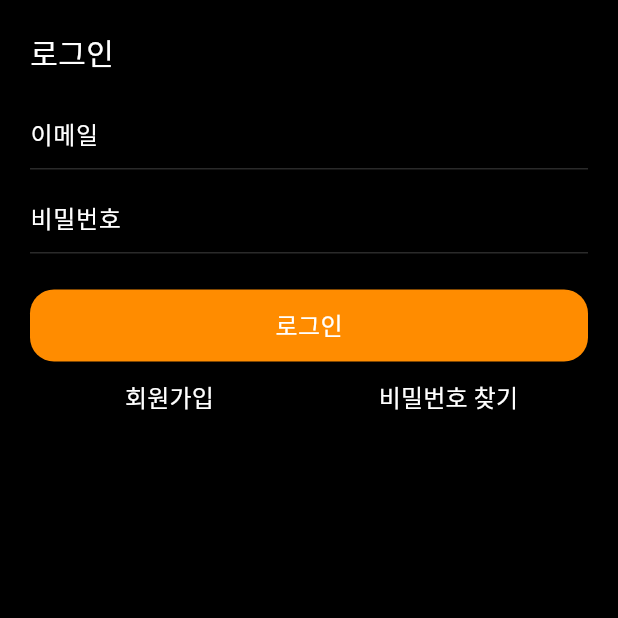
After one commit to idstudent/stamp_way_flutter, a Flutter app: the screen it shows after launch, item 3 of the bottom bar chosen, after a tap on "로그인이 필요해요", on a phone screen of 412 x 824 dp, the top half of it. The commit adds this screen. Run offline on Flutter 3.47's test engine with Material 3 defaults, Android fonts, the phone set to English and light mode, and no system bars; our stand-ins replace cloud_firestore, dio, firebase_auth, firebase_core, flutter_dotenv, flutter_riverpod and 6 more; accounts and stored records are empty; Roboto replaces fonts that are missing (noto_extra_bold, noto_regular).

Commit message:
로그인 페이지 ui만 작업

```diff
--- /dev/null
+++ b/lib/pages/login_page.dart
@@ -0,0 +1,118 @@
+import 'package:flutter/material.dart';
+import 'package:flutter_riverpod/flutter_riverpod.dart';
+import 'package:stamp_way_flutter/colors/app_colors.dart';
+import 'package:stamp_way_flutter/font_styles/app_text_style.dart';
+
+class LoginPage extends ConsumerStatefulWidget {
+  const LoginPage({super.key});
+
+  @override
+  ConsumerState<LoginPage> createState() => _LoginPageState();
+}
+
+class _LoginPageState extends ConsumerState<LoginPage> {
+  final emailController = TextEditingController();
+  final passwordController = TextEditingController();
+
+  @override
+  Widget build(BuildContext context) {
+    return Scaffold(
+      body: SafeArea(
+        child: Padding(
+          padding: const EdgeInsets.all(20),
+          child: Column(
+            crossAxisAlignment: CrossAxisAlignment.start,
+            children: [
+              Text(
+                '로그인',
+                style: AppTextStyle.fontSize20WhiteExtraBold,
+              ),
+              const SizedBox(height: 16,),
+
+              TextFormField(
+                decoration: InputDecoration(
+                  border: InputBorder.none,
+                  enabledBorder: UnderlineInputBorder(
+                    borderSide: BorderSide(color: AppColors.color2a2a2a)
+                  ),
+                  focusedBorder: UnderlineInputBorder(
+                    borderSide: BorderSide(color: AppColors.white)
+                  ),
+                  hintText: '이메일',
+                  hintStyle: AppTextStyle.fontSize16WhiteRegular
+                ),
+                controller: emailController,
+                style: AppTextStyle.fontSize16WhiteRegular,
+              ),
+
+              const SizedBox(height: 8,),
+
+              TextFormField(
+                decoration: InputDecoration(
+                  border: InputBorder.none,
+                  enabledBorder: UnderlineInputBorder(
+                      borderSide: BorderSide(color: AppColors.color2a2a2a)
+                  ),
+                  focusedBorder: UnderlineInputBorder(
+                      borderSide: BorderSide(color: AppColors.white)
+                  ),
+                  hintText: '비밀번호',
+                  hintStyle: AppTextStyle.fontSize16WhiteRegular
+                ),
+                controller: passwordController,
+                style: AppTextStyle.fontSize16WhiteRegular,
+              ),
+              const SizedBox(height: 24,),
+
+              GestureDetector(
+                onTap: () {
+                  // TODO: 로그인
+                },
+                child: Container(
+                  height: 48,
+                  decoration: BoxDecoration(
+                    color: AppColors.colorFF8C00,
+                    borderRadius: BorderRadius.circular(16)
+                  ),
+                  child: Center(
+                    child: Text('로그인', style: AppTextStyle.fontSize16WhiteRegular,),
+                  ),
+                ),
+              ),
+
+              Row(
+                mainAxisAlignment: MainAxisAlignment.center,
+                children: [
+                  Expanded(
+                    child: TextButton(
+                      onPressed: () {
+                        //TODO: 회원가입
+                    },
+                      child: Text('회원가입', style: AppTextStyle.fontSize16WhiteRegular)
+                    )
+                  ),
+                  Expanded(
+                    child: TextButton(
+                      onPressed: () {
+                        // TODO: 비밀번호 찾기
+                      },
+                      child: Text('비밀번호 찾기', style: AppTextStyle.fontSize16WhiteRegular)
+                    )
+                  ),
+                ],
+              )
+            ],
+          ),
+        )
+      ),
+    );
+  }
+
+  @override
+  void dispose() {
+    emailController.dispose();
+    passwordController.dispose();
+
+    super.dispose();
+  }
+}
--- a/lib/pages/my_page.dart
+++ b/lib/pages/my_page.dart
@@ -1,7 +1,9 @@
 import 'package:flutter/material.dart';
+import 'package:go_router/go_router.dart';
 import 'package:stamp_way_flutter/colors/app_colors.dart';
 import 'package:stamp_way_flutter/font_styles/app_text_style.dart';
 import 'package:stamp_way_flutter/model/level_info.dart';
+import 'package:stamp_way_flutter/routes/app_routes.dart';
 
 class MyPage extends StatelessWidget {
   const MyPage({super.key});
@@ -30,10 +32,22 @@ class MyPage extends StatelessWidget {
                   Expanded(
                     child: Padding(
                       padding: const EdgeInsets.only(left: 16, right: 20),
-                      child: Text(
-                        '로그인이 필요해요',
-                        style: AppTextStyle.fontSize20WhiteRegular,
-                      ),
+                      child: TextButton(
+                        style: TextButton.styleFrom(
+                          alignment: Alignment.centerLeft,
+                          padding: EdgeInsets.zero,
+                          minimumSize: Size.zero,
+                        ),
+                        onPressed: (){
+                          context.pushNamed(
+                            AppRoutes.login,
+                          );
+                        },
+                        child: Text(
+                          '로그인이 필요해요',
+                          style: AppTextStyle.fontSize20WhiteRegular,
+                        ),
+                      )
                     ),
                   )
                 ],
--- a/lib/routes/app_routes.dart
+++ b/lib/routes/app_routes.dart
@@ -1,10 +1,12 @@
 import 'package:go_router/go_router.dart';
+import 'package:stamp_way_flutter/pages/login_page.dart';
 import 'package:stamp_way_flutter/pages/main_page.dart';
 import 'package:stamp_way_flutter/pages/near_place_page.dart';
 
 class AppRoutes {
   static const String home = '/';
   static const String nearPlaceList = '/near-place-list';
+  static const String login = '/login';
 }
 
 final GoRouter router = GoRouter(
@@ -20,6 +22,13 @@ final GoRouter router = GoRouter(
       builder: (context, state)  {
         return NearPlacePage();
       }
+    ),
+    GoRoute(
+      path: AppRoutes.login,
+      name: AppRoutes.login,
+      builder: (context, state) {
+        return LoginPage();
+      }
     )
   ],
 );
```
